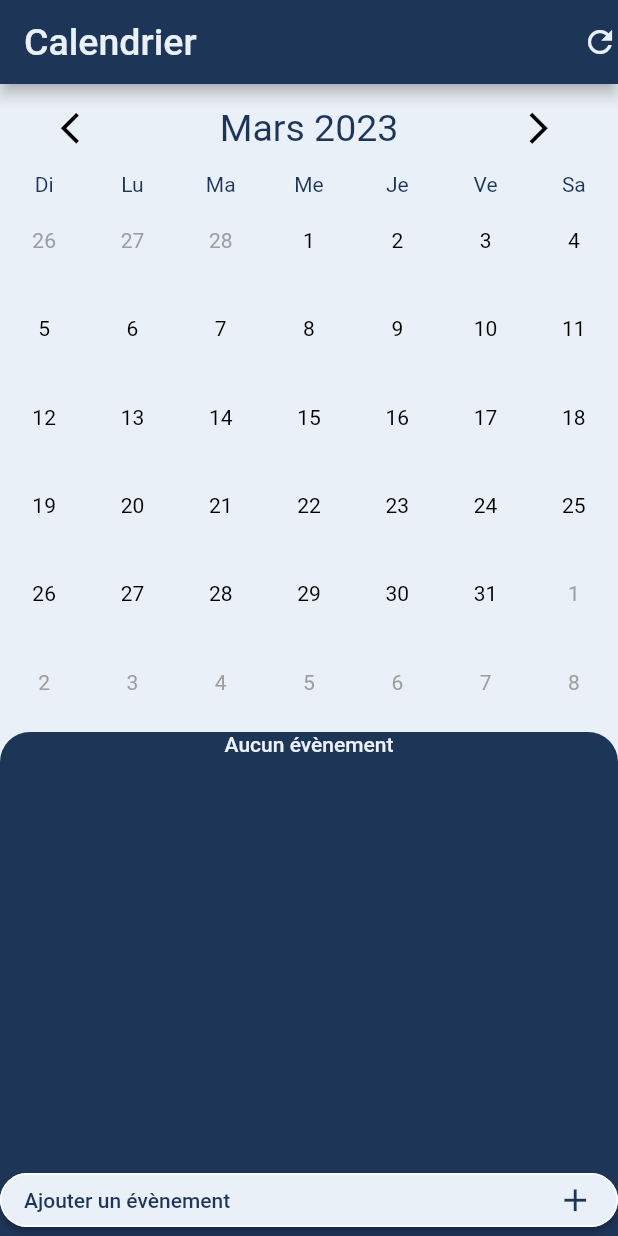
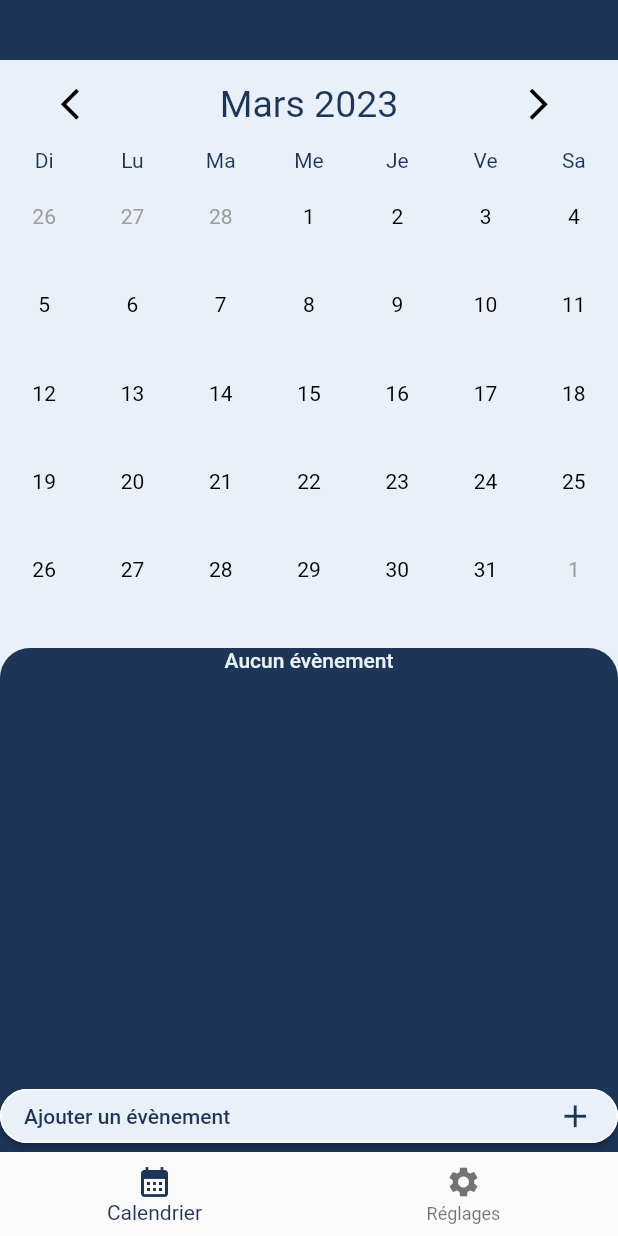
Before and after one commit to GuillaumeGauthB/app_calendrier, a Flutter app: the screen it shows after launch, after a tap on the "arrow forward ios" icon, on a phone screen of 412 x 824 dp. Run offline on Flutter 3.47's test engine with Material 2 defaults, Android fonts, the light colour scheme and no system bars; our stand-ins replace cloud_firestore, firebase_core, get, google_sign_in, shared_preferences; missing offline and left inert: datepicker_dropdown; accounts and stored records are empty.

Commit message:
ajout d'une page de settings ou on peut sync avec la base de donnée

```diff
--- a/flutter_calendrier_2/lib/main.dart
+++ b/flutter_calendrier_2/lib/main.dart
@@ -1,12 +1,11 @@
 import 'dart:convert';
-
 import 'package:flutter/material.dart';
 import 'package:firebase_core/firebase_core.dart';
 import 'package:flutter_calendrier_2/utils/SharedPreferencesUtils.dart';
 import 'package:google_sign_in/google_sign_in.dart';
 import '../utils/FileUtils.dart';
 import '../res/events.dart';
-import 'package:file/file.dart';
+import '../res/settings.dart';
 import 'widgets/MyApp.dart';
 
 /*Future<void> main() async {
@@ -25,8 +24,9 @@ Future<void> main() async {
   isDarkTheme = await SharedPreferencesValues().getTheme;
   // tableau des evenements
   //await FileUtils.saveToFile('{\'hihiha\': \'hihiha\'}');
-
-  tableaux_evenements = jsonDecode(await FileUtils.readFromFile);
+  print(await FileUtils.init);
+  app_settings = jsonDecode(await FileUtils.readFromFile(fileName: 'settings.json'));
+  tableaux_evenements = jsonDecode(await FileUtils.readFromFile());
   //print(tableaux_evenements.runtimeType);
   //testJSON.runtimeType = tableaux_evenements.runtimeType;
   //print(tableaux_evenements);
--- /dev/null
+++ b/flutter_calendrier_2/lib/res/settings.dart
@@ -0,0 +1 @@
+Map<String, dynamic> app_settings = {};
--- a/flutter_calendrier_2/lib/utils/FileUtils.dart
+++ b/flutter_calendrier_2/lib/utils/FileUtils.dart
@@ -8,6 +8,33 @@ int testState = 0;
 
 // Classe servant a la lecture du fichier data.json de l'utilisateur
 class FileUtils {
+  static Future<String> get init async{
+    List directoryContents = await getDirectoryContent;
+    Iterable directoryContentsFile = directoryContents.whereType<File>();
+    String stringToReturn = '';
+    if(directoryContentsFile.where((element) => element.path.contains('data.json')).isEmpty){
+      await saveToFile(data: jsonEncode(
+          [
+            {
+              'emptySettingsTemplate': 'Empty Settings'
+            }
+          ]
+      ));
+      stringToReturn += 'oui';
+    }
+
+    if(directoryContentsFile.where((element) => element.path.contains('settings.json')).isEmpty){
+      await saveToFile(data: jsonEncode(
+        {
+          'emptySettingsTemplate': 'Empty Settings'
+        }
+      ), fileName: 'settings.json');
+      stringToReturn += 'oui';
+    }
+    return stringToReturn;
+    //return directoryContents.whereType<File>().where((element) => element.path.contains('data.json'));
+  }
+
   /// Getter servant a a prendre le path du fichier a modifier
   static Future<String> get getFilePath async {
     final directory = await getApplicationDocumentsDirectory();
@@ -15,27 +42,27 @@ class FileUtils {
   }
 
   /// Getter a selectionner le fichier a modifier
-  static Future<File> get getFile async{
+  static Future<File> getFile({required String file}) async{
     final path = await getFilePath;
-    return File('$path/data.json');
+    return File('$path/$file');
   }
 
   /// Setter servant a modifier le fichier data.json
-  static Future<File> saveToFile(String data) async{
-    final file = await getFile;
+  static Future<File> saveToFile({required String data, String fileName = 'data.json'}) async{
+    final file = await getFile(file: fileName);
     return file.writeAsString(data);
   }
 
   /// fonction de test servant a lire le contenu des dossiers locaux
   static Future<List<FileSystemEntity>> get getDirectoryContent async{
-    final dir = Directory(await getFilePath + "/flutter_assets");
+    final dir = Directory(await getFilePath);
     return await dir.list().toList();
   }
 
   /// Fonction servant a lire le contenu du fichier modifier
-  static Future<String> get readFromFile async{
+  static Future<String> readFromFile({String fileName = 'data.json'}) async{
     try{
-      final file = await getFile;
+      final file = await getFile(file: fileName);
       String fileContents = await file.readAsString();
       return fileContents.toString();
     }catch(e){
@@ -71,10 +98,11 @@ class FileUtils {
   }
 
   /// Fonction qui modifie le contenu du fichier de sauvegarde
-  static Future<File> modifyFile(Object eventToAdd, {String mode = "ajouter", id}) async{
-    final file = await getFile;
-    late DocumentReference docRef;
-    List json = jsonDecode(await FileUtils.readFromFile);
+  static Future<File> modifyFile(Object eventToAdd, {String mode = "ajouter", id, String fileName = 'data.json'}) async{
+    final file = await getFile(file: fileName);
+
+    if(mode != 'settings'){
+      List json = jsonDecode(await FileUtils.readFromFile(fileName: fileName));
 
       if(mode != 'ajouter') {
         json.removeWhere((e) => e['id'] == id);
@@ -82,32 +110,20 @@ class FileUtils {
 
       if(mode != 'supprimer') {
         json.add(eventToAdd);
+
+        if(mode == 'modifier'){
+          modifyDB(collection: 'Calendrier', mode: mode, eventToAdd: eventToAdd, id: (id.runtimeType.toString() != 'Null' ? id : -1));
+        }
       }
 
-    modifyDB(collection: 'Calendrier', mode: mode, eventToAdd: eventToAdd, id: (id.runtimeType.toString() != 'Null' ? id : -1));
+      return file.writeAsString(jsonEncode(json));
+    } else{
+      return file.writeAsString(jsonEncode(eventToAdd));
+    }
+  }
 
-    /*final CollectionReference ref = FirebaseFirestore.instance.collection('Calendrier');
-    try{
-      FirebaseFirestore.instance.runTransaction((transaction) async => {
-        // lengthCollection = await ref.limit(1).get(),
-        // TODO adapter ce code a la nouvelle maniere de faire
-        // Si la collection est vide, creer un document
-        //if(lengthCollection.docs.isEmpty){
-        //  FirebaseFirestore.instance.collection('Calendrier').doc(documentID).set({})
-        //},
+  /// Modification des settings
 
-        print(transaction),
-
-        // TODO ajouter une maniere de checker si des evenements ont ete ajoutees offline, pis les faire update quand on revient en ligne
-        await ref.add(eventToAdd),
-        //await addToFile()
-      });
-    } on Exception catch(e){
-      print('error:  $e');
-    }*/
-
-    return file.writeAsString(jsonEncode(json));
-  }
 
   // static modifyEvents(Object event)
 }
--- a/flutter_calendrier_2/lib/widgets/MyApp.dart
+++ b/flutter_calendrier_2/lib/widgets/MyApp.dart
@@ -25,6 +25,7 @@ class MyApp extends StatelessWidget {
         getPages: [
           GetPage(name: '/calendrier', page: () => const CalendarBase()),
           GetPage(name: '/calendrier/modifier', page: () => const ModifyEventBase()),
+          GetPage(name: '/settings', page: () => const AppSettingsBase()),
         ],
 
         // Désactiver la bannière
--- a/flutter_calendrier_2/lib/widgets/calendar.dart
+++ b/flutter_calendrier_2/lib/widgets/calendar.dart
@@ -80,6 +80,14 @@ class _CalendarState extends State<Calendar> {
     return // ============================================================== GESTION DU MOIS
       Column(
         children: [
+          SizedBox(
+            height: 40,
+            child: Container(
+              decoration: BoxDecoration(
+                color: Theme.of(context).primaryColor,
+              ),
+            ),
+          ),
           Container(
             margin: const EdgeInsets.only(bottom: 15, top: 15),
             child: Row(
@@ -210,7 +218,7 @@ class _CalendarState extends State<Calendar> {
                 return Container(
                     height: MediaQuery.of(context).size.height * 0.70,
                     child:AddEvent({
-                      "day": _dayClicked + 1,
+                      "day": _dayClicked != -1 ? _dayClicked + 1 : now.day,
                       "month": currentMonth,
                       "year": _currentYear
                     })
@@ -278,11 +286,13 @@ class _CalendarState extends State<Calendar> {
     if(Get.arguments.runtimeType.toString() != 'Null') {
       arguments= Get.arguments;
 
-      if(arguments.isNotEmpty && arguments['day'] != -1){
-        currentMonth = arguments['month'] as int;
-        _currentYear = arguments['year'] as int;
-        _dayClicked = arguments['day']! - 1;
-        Get.arguments['day'] = -1;
+      if(arguments.isNotEmpty && arguments['day'].runtimeType != Null){
+        if(arguments['day'] != -1){
+          currentMonth = arguments['month'] as int;
+          _currentYear = arguments['year'] as int;
+          _dayClicked = arguments['day']! - 1;
+          Get.arguments['day'] = -1;
+        }
       }
     }
 
--- a/flutter_calendrier_2/lib/widgets/day.dart
+++ b/flutter_calendrier_2/lib/widgets/day.dart
@@ -50,7 +50,6 @@ class day extends StatelessWidget {
     currentDay++;
 
     eventInDay = tableaux_evenements.where((o) => o['day'] == currentDay && o['month'] == currentMonthNum && o['year'] == currentYear && currentMonth).length;
-    print(currentMonthNum);
 
     return Container(
       width: widthDay,
--- /dev/null
+++ b/flutter_calendrier_2/lib/widgets/navMenu.dart
@@ -0,0 +1,43 @@
+import 'package:flutter/material.dart';
+import 'package:get/get.dart';
+
+class NavMenu extends StatelessWidget {
+  //const NavMenu({Key? key}) : super(key: key);
+
+  final List<String> listLiens = [
+    'calendrier',
+    'settings'
+  ];
+  int index = 0;
+  Map getParam = {};
+
+  @override
+  Widget build(BuildContext context) {
+    if(Get.arguments.runtimeType != Null){
+      getParam = Get.arguments;
+      print(getParam['pageIndex']);
+      if(getParam['pageIndex'].runtimeType == int){
+        index = getParam['pageIndex'];
+      }
+    }
+
+    return BottomNavigationBar(
+      onTap: (int pos) {
+        //print(listLiens[pos]);
+        Get.offAndToNamed('/${listLiens[pos]}', arguments: { 'pageIndex': pos });
+        //Get.toNamed("/calendrier");
+      },
+      currentIndex: index,
+      items: const [
+        BottomNavigationBarItem(
+          label: 'Calendrier',
+          icon: Icon(Icons.calendar_month),
+        ),
+        BottomNavigationBarItem(
+          label: 'Réglages',
+          icon: Icon(Icons.settings),
+        )
+      ],
+    );
+  }
+}
--- a/flutter_calendrier_2/lib/widgets/refresh_data.dart
+++ b/flutter_calendrier_2/lib/widgets/refresh_data.dart
@@ -23,8 +23,8 @@ void getData() async{
 
     print(result_3.length);
 
-    FileUtils.saveToFile(jsonEncode(result_3));
-    tableaux_evenements = jsonDecode(await FileUtils.readFromFile);
+    FileUtils.saveToFile(data: jsonEncode(result_3));
+    tableaux_evenements = jsonDecode(await FileUtils.readFromFile());
     //print(testste);
     //FileUtils.saveToFile(testste.toString());
     //String test = await FileUtils.readFromFile;
```
Also changed, not shown: flutter_calendrier_2/lib/widgets/app_settings.dart (added, +86 -0 lines), flutter_calendrier_2/lib/widgets/routes_scaffold.dart (+31 -2 lines). Lines whose indentation alone changed are shown as unchanged.
